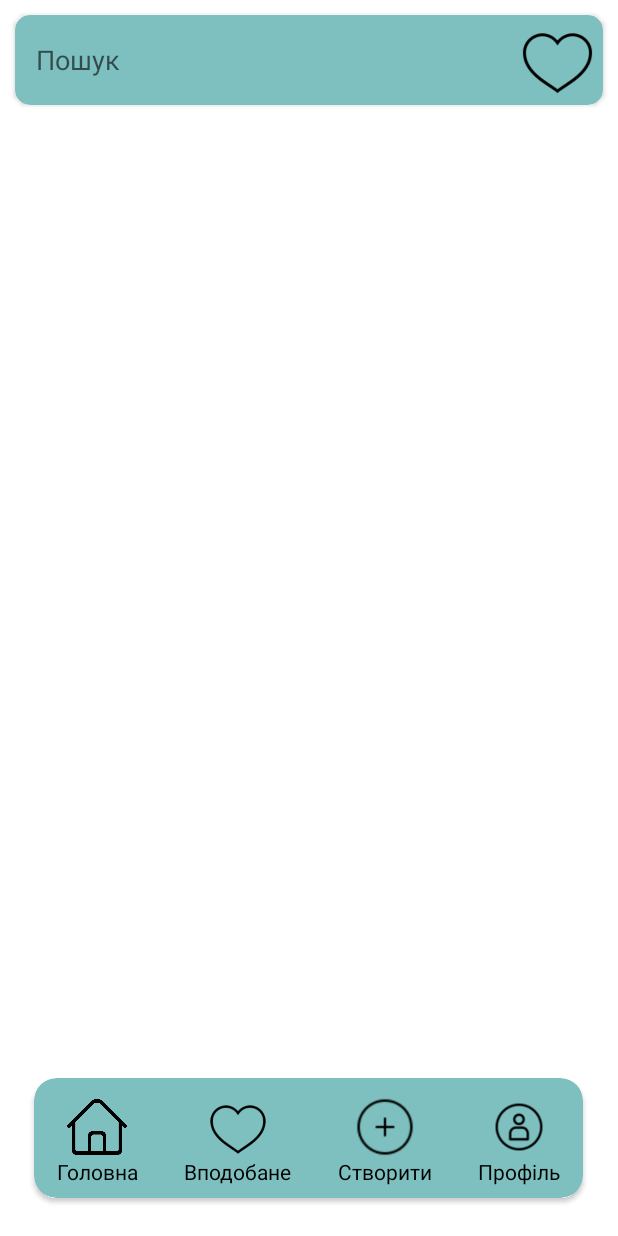
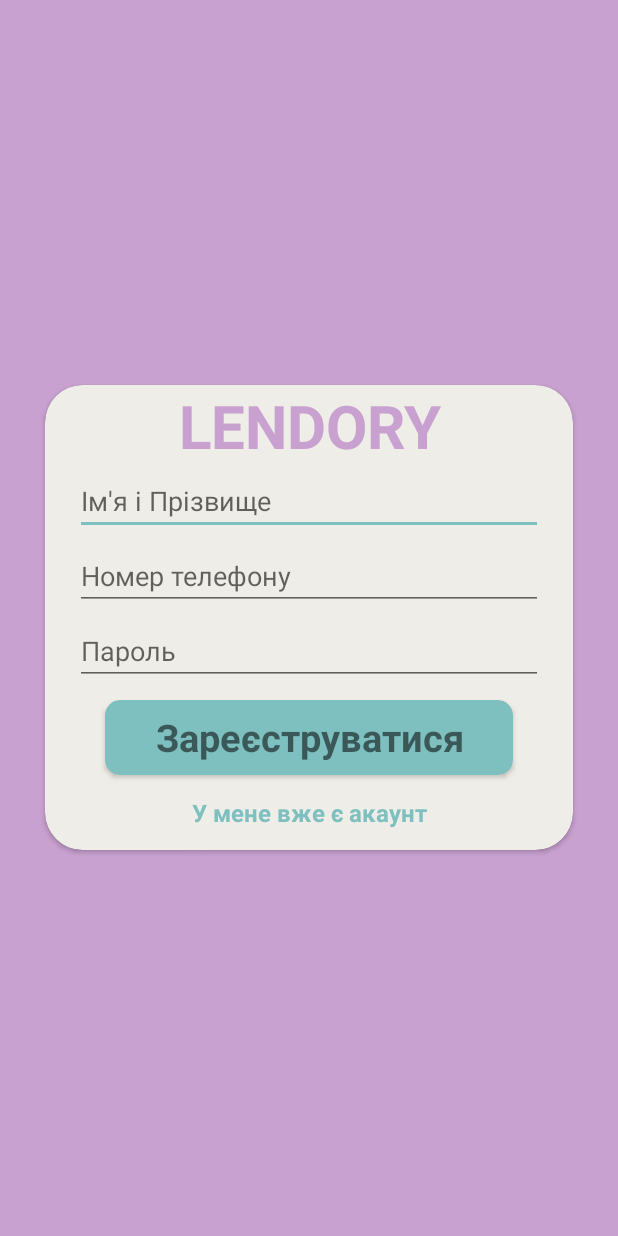
Before and after one commit to OrestPalii/Lendory, an Android app: the screen it shows after launch (MainActivity before the commit, Registration after it), on a phone screen of 412 x 824 dp. Run offline under Robolectric (Android 15) with nearby library versions, the phone set to English and light mode, and no system bars; our stand-ins replace Firebase (no records; nobody signed in at launch, a user with empty details on screens opened directly).

Commit message:
Registration

```diff
--- a/app/build.gradle
+++ b/app/build.gradle
@@ -35,6 +35,7 @@ dependencies {
     implementation 'androidx.appcompat:appcompat:1.4.1'
     implementation 'com.google.android.material:material:1.5.0'
     implementation 'androidx.constraintlayout:constraintlayout:2.1.3'
+    implementation 'com.google.firebase:firebase-auth:21.0.3'
     testImplementation 'junit:junit:4.13.2'
     androidTestImplementation 'androidx.test.ext:junit:1.1.3'
     androidTestImplementation 'androidx.test.espresso:espresso-core:3.4.0'
--- a/app/src/main/AndroidManifest.xml
+++ b/app/src/main/AndroidManifest.xml
@@ -1,7 +1,9 @@
 <?xml version="1.0" encoding="utf-8"?>
 <manifest xmlns:android="http://schemas.android.com/apk/res/android"
     package="com.quaice.lendory">
+
     <uses-permission android:name="android.permission.INTERNET" />
+
     <application
         android:allowBackup="true"
         android:icon="@mipmap/ic_launcher"
@@ -11,6 +13,9 @@
         android:theme="@style/Theme.Lendory">
         <activity
             android:name=".MainActivity"
+            android:exported="false" />
+        <activity
+            android:name=".Registration"
             android:exported="true">
             <intent-filter>
                 <action android:name="android.intent.action.MAIN" />
--- /dev/null
+++ b/app/src/main/java/com/quaice/lendory/Account.java
@@ -0,0 +1,38 @@
+package com.quaice.lendory;
+
+public class Account {
+    private String name, phonenumber, password;
+
+    public Account(String name, String phonenumber, String password) {
+        this.name = name;
+        this.phonenumber = phonenumber;
+        this.password = password;
+    }
+
+    public Account() {
+    }
+
+    public String getName() {
+        return name;
+    }
+
+    public void setName(String name) {
+        this.name = name;
+    }
+
+    public String getPhonenumber() {
+        return phonenumber;
+    }
+
+    public void setPhonenumber(String phonenumber) {
+        this.phonenumber = phonenumber;
+    }
+
+    public String getPassword() {
+        return password;
+    }
+
+    public void setPassword(String password) {
+        this.password = password;
+    }
+}
--- /dev/null
+++ b/app/src/main/java/com/quaice/lendory/Registration.java
@@ -0,0 +1,107 @@
+package com.quaice.lendory;
+
+import androidx.annotation.NonNull;
+import androidx.appcompat.app.AppCompatActivity;
+import androidx.cardview.widget.CardView;
+
+import android.content.Intent;
+import android.os.Bundle;
+import android.view.View;
+import android.widget.EditText;
+import android.widget.RelativeLayout;
+import android.widget.TextView;
+import android.widget.Toast;
+
+import com.google.firebase.FirebaseException;
+import com.google.firebase.auth.FirebaseAuth;
+import com.google.firebase.auth.PhoneAuthCredential;
+import com.google.firebase.auth.PhoneAuthOptions;
+import com.google.firebase.auth.PhoneAuthProvider;
+import com.google.firebase.database.DataSnapshot;
+import com.google.firebase.database.DatabaseError;
+import com.google.firebase.database.DatabaseReference;
+import com.google.firebase.database.FirebaseDatabase;
+import com.google.firebase.database.ValueEventListener;
+
+import java.util.ArrayList;
+import java.util.concurrent.TimeUnit;
+
+public class Registration extends AppCompatActivity {
+    private FirebaseAuth ref;
+    EditText login_phonenumber, login_password, reg_phonenumber, reg_password, reg_name;
+    CardView reg, login;
+    CardView reg_but, log_but;
+    TextView reg_text, log_text;
+    DatabaseReference myRef;
+    Account you;
+    @Override
+    protected void onCreate(Bundle savedInstanceState) {
+        super.onCreate(savedInstanceState);
+        setContentView(R.layout.activity_registration);
+
+        ref = FirebaseAuth.getInstance();
+        login_phonenumber = findViewById(R.id.loginphonenumber);
+        login_password = findViewById(R.id.loginpassword);
+        reg_phonenumber = findViewById(R.id.regphonenumber);
+        reg_password = findViewById(R.id.regpassword);
+        reg_name = findViewById(R.id.reg_name);
+        reg = findViewById(R.id.register);
+        login = findViewById(R.id.login);
+        reg_but = findViewById(R.id.reg_but);
+        log_but = findViewById(R.id.logn_but);
+        reg_text = findViewById(R.id.regtext);
+        log_text = findViewById(R.id.logtext);
+        FirebaseDatabase database = FirebaseDatabase.getInstance("https://lendory-b5d8b-default-rtdb.firebaseio.com/");
+        myRef = database.getReference("profiles");
+
+        reg_text.setOnClickListener(new View.OnClickListener() {
+            @Override
+            public void onClick(View view) {
+                reg.setVisibility(View.VISIBLE);
+                login.setVisibility(View.INVISIBLE);
+            }
+        });
+        log_text.setOnClickListener(new View.OnClickListener() {
+            @Override
+            public void onClick(View view) {
+                reg.setVisibility(View.INVISIBLE);
+                login.setVisibility(View.VISIBLE);
+            }
+        });
+
+        reg_but.setOnClickListener(new View.OnClickListener() {
+            @Override
+            public void onClick(View view) {
+                myRef = database.getReference("profiles");
+                if(!reg_name.getText().toString().equals("") && !reg_phonenumber.getText().toString().equals("") &&
+                        !reg_password.getText().toString().equals("")) {
+                    myRef.child(reg_phonenumber.getText().toString()).setValue(new Account(
+                            reg_name.getText().toString(), reg_phonenumber.getText().toString(),
+                            reg_password.getText().toString()));
+                }
+                reg.setVisibility(View.INVISIBLE);login.setVisibility(View.VISIBLE);
+            }
+        });
+        log_but.setOnClickListener(new View.OnClickListener() {
+            @Override
+            public void onClick(View view) {
+                myRef = database.getReference("profiles/"+login_phonenumber.getText().toString());
+                myRef.addValueEventListener(new ValueEventListener() {
+                    @Override
+                    public void onDataChange(DataSnapshot dataSnapshot) {
+                        you = dataSnapshot.getValue(Account.class);
+                        if(login_phonenumber.getText().toString().equals(you.getPhonenumber())
+                            && login_password.getText().toString().equals(you.getPassword())){
+                            Intent intent = new Intent(Registration.this, MainActivity.class);
+                            startActivity(intent);
+                        }
+                    }
+
+                    @Override
+                    public void onCancelled(DatabaseError error) {}
+                });
+            }
+        });
+        DataSnapshot dataSnapshot;
+    }
+}
--- a/app/src/main/res/layout/activity_main.xml
+++ b/app/src/main/res/layout/activity_main.xml
@@ -9,7 +9,7 @@
     <androidx.cardview.widget.CardView
         android:id="@+id/topPanel"
         android:layout_width="match_parent"
-        android:layout_height="60dp"
+        android:layout_height="40dp"
         app:cardCornerRadius="10dp"
         android:layout_centerHorizontal="true"
         android:layout_margin="10dp"
@@ -23,15 +23,14 @@
                 android:id="@+id/search"
                 android:layout_width="match_parent"
                 android:layout_height="match_parent"
-                android:layout_marginRight="60dp"
-                android:layout_marginLeft="10dp"
+                android:layout_marginRight="20dp"
+                android:layout_marginLeft="50dp"
                 android:hint="Пошук"></EditText>
             <ImageView
                 android:background="@drawable/heart"
                 android:id="@+id/lup"
-                android:layout_width="50dp"
-                android:layout_height="50dp"
-                android:layout_alignParentRight="true"
+                android:layout_width="30dp"
+                android:layout_height="30dp"
                 android:layout_margin="5dp"></ImageView>
         </RelativeLayout>
     </androidx.cardview.widget.CardView>
--- /dev/null
+++ b/app/src/main/res/layout/activity_registration.xml
@@ -0,0 +1,160 @@
+<?xml version="1.0" encoding="utf-8"?>
+<RelativeLayout xmlns:android="http://schemas.android.com/apk/res/android"
+    xmlns:app="http://schemas.android.com/apk/res-auto"
+    xmlns:tools="http://schemas.android.com/tools"
+    android:layout_width="match_parent"
+    android:layout_height="match_parent"
+    tools:context=".Registration"
+    android:background="@color/purple">
+
+    <androidx.cardview.widget.CardView
+        android:layout_width="match_parent"
+        android:layout_height="wrap_content"
+        android:layout_centerInParent="true"
+        app:cardBackgroundColor="@color/main"
+        android:layout_margin="30dp"
+        app:cardCornerRadius="25dp"
+        android:id="@+id/login"
+        android:visibility="invisible">
+        <RelativeLayout
+            android:layout_width="match_parent"
+            android:layout_height="match_parent">
+            <TextView
+                android:layout_width="match_parent"
+                android:layout_height="50dp"
+                android:text="Lendory"
+                android:textSize="40dp"
+                android:gravity="center"
+                android:textStyle="bold"
+                android:textAllCaps="true"
+                android:textColor="@color/purple"></TextView>
+            <EditText
+                android:layout_width="match_parent"
+                android:layout_height="40dp"
+                android:id="@+id/loginphonenumber"
+                android:inputType="phone"
+                android:layout_marginLeft="20dp"
+                android:layout_marginRight="20dp"
+                android:layout_marginTop="60dp"
+                android:hint="Номер телефону"></EditText>
+            <EditText
+                android:layout_width="match_parent"
+                android:layout_height="40dp"
+                android:layout_below="@+id/loginphonenumber"
+                android:id="@+id/loginpassword"
+                android:layout_marginLeft="20dp"
+                android:layout_marginRight="20dp"
+                android:layout_marginTop="10dp"
+                android:hint="Пароль"></EditText>
+            <androidx.cardview.widget.CardView
+                android:id="@+id/logn_but"
+                android:layout_width="match_parent"
+                android:layout_height="50dp"
+                android:layout_marginLeft="40dp"
+                android:layout_marginRight="40dp"
+                android:layout_below="@id/loginpassword"
+                android:layout_marginTop="10dp"
+                app:cardBackgroundColor="@color/green"
+                app:cardCornerRadius="10dp">
+                <TextView
+                    android:layout_width="match_parent"
+                    android:layout_height="50dp"
+                    android:text="Увійти"
+                    android:textSize="25dp"
+                    android:gravity="center"
+                    android:textStyle="bold"></TextView>
+            </androidx.cardview.widget.CardView>
+            <TextView
+                android:id="@+id/regtext"
+                android:layout_width="match_parent"
+                android:layout_height="50dp"
+                android:text="Зареєструватись"
+                android:gravity="center"
+                android:textStyle="bold"
+                android:textSize="16dp"
+                android:layout_below="@id/logn_but"
+                android:textColor="@color/green"></TextView>
+        </RelativeLayout>
+
+    </androidx.cardview.widget.CardView>
+
+    <androidx.cardview.widget.CardView
+        android:layout_width="match_parent"
+        android:layout_height="wrap_content"
+        android:layout_centerInParent="true"
+        app:cardBackgroundColor="@color/main"
+        android:layout_margin="30dp"
+        app:cardCornerRadius="25dp"
+        android:visibility="visible"
+        android:id="@+id/register">
+    <RelativeLayout
+        android:layout_width="match_parent"
+        android:layout_height="match_parent">
+        <TextView
+            android:layout_width="match_parent"
+            android:layout_height="50dp"
+            android:text="Lendory"
+            android:textSize="40dp"
+            android:gravity="center"
+            android:textStyle="bold"
+            android:textAllCaps="true"
+            android:textColor="@color/purple"></TextView>
+        <EditText
+            android:layout_width="match_parent"
+            android:layout_height="40dp"
+            android:id="@+id/reg_name"
+            android:layout_marginLeft="20dp"
+            android:layout_marginRight="20dp"
+            android:layout_marginTop="60dp"
+            android:hint="Ім'я і Прізвище"></EditText>
+        <EditText
+            android:layout_width="match_parent"
+            android:layout_height="40dp"
+            android:id="@+id/regphonenumber"
+            android:layout_below="@+id/reg_name"
+            android:inputType="phone"
+            android:layout_marginLeft="20dp"
+            android:layout_marginRight="20dp"
+            android:layout_marginTop="10dp"
+            android:hint="Номер телефону"></EditText>
+        <EditText
+            android:layout_width="match_parent"
+            android:layout_height="40dp"
+            android:layout_below="@+id/regphonenumber"
+            android:id="@+id/regpassword"
+            android:layout_marginLeft="20dp"
+            android:layout_marginRight="20dp"
+            android:layout_marginTop="10dp"
+            android:hint="Пароль"></EditText>
+        <androidx.cardview.widget.CardView
+            android:id="@+id/reg_but"
+            android:layout_width="match_parent"
+            android:layout_height="50dp"
+            android:layout_marginLeft="40dp"
+            android:layout_marginRight="40dp"
+            android:layout_below="@id/regpassword"
+            android:layout_marginTop="10dp"
+            app:cardBackgroundColor="@color/green"
+            app:cardCornerRadius="10dp">
+            <TextView
+                android:layout_width="match_parent"
+                android:layout_height="50dp"
+                android:text="Зареєструватися"
+                android:textSize="25dp"
+                android:gravity="center"
+                android:textStyle="bold"></TextView>
+        </androidx.cardview.widget.CardView>
+        <TextView
+            android:id="@+id/logtext"
+            android:layout_width="match_parent"
+            android:layout_height="50dp"
+            android:text="У мене вже є акаунт"
+            android:gravity="center"
+            android:textSize="16dp"
+            android:textStyle="bold"
+            android:layout_below="@id/reg_but"
+            android:textColor="@color/green"></TextView>
+    </RelativeLayout>
+    </androidx.cardview.widget.CardView>
+
+</RelativeLayout>
```
